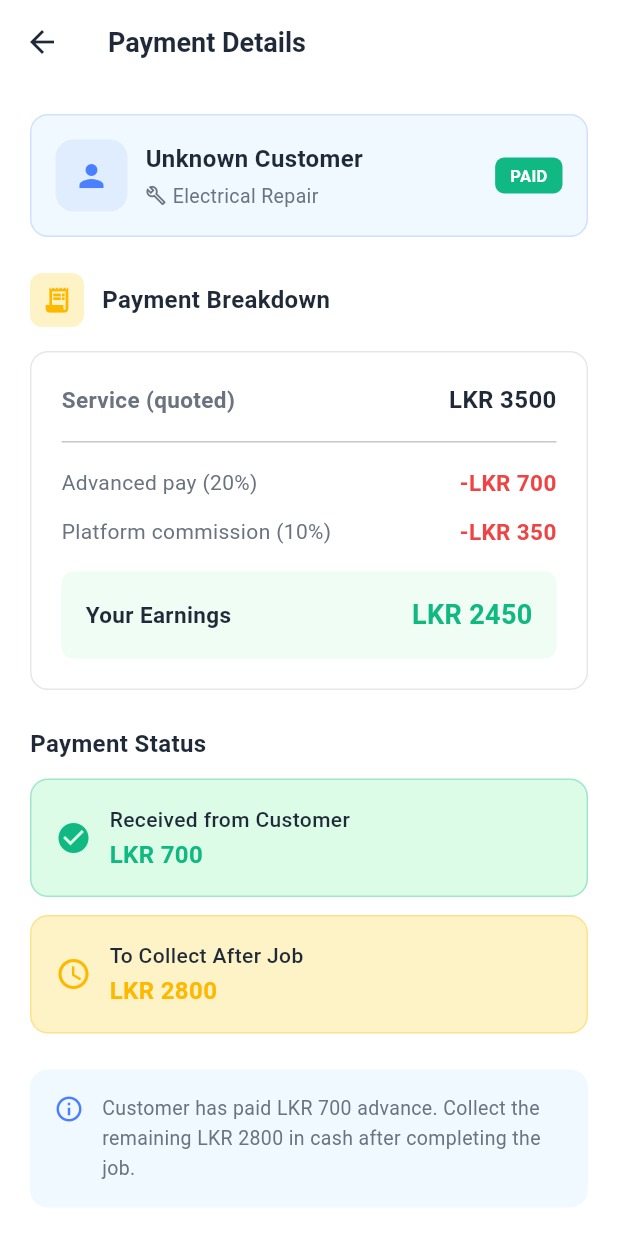
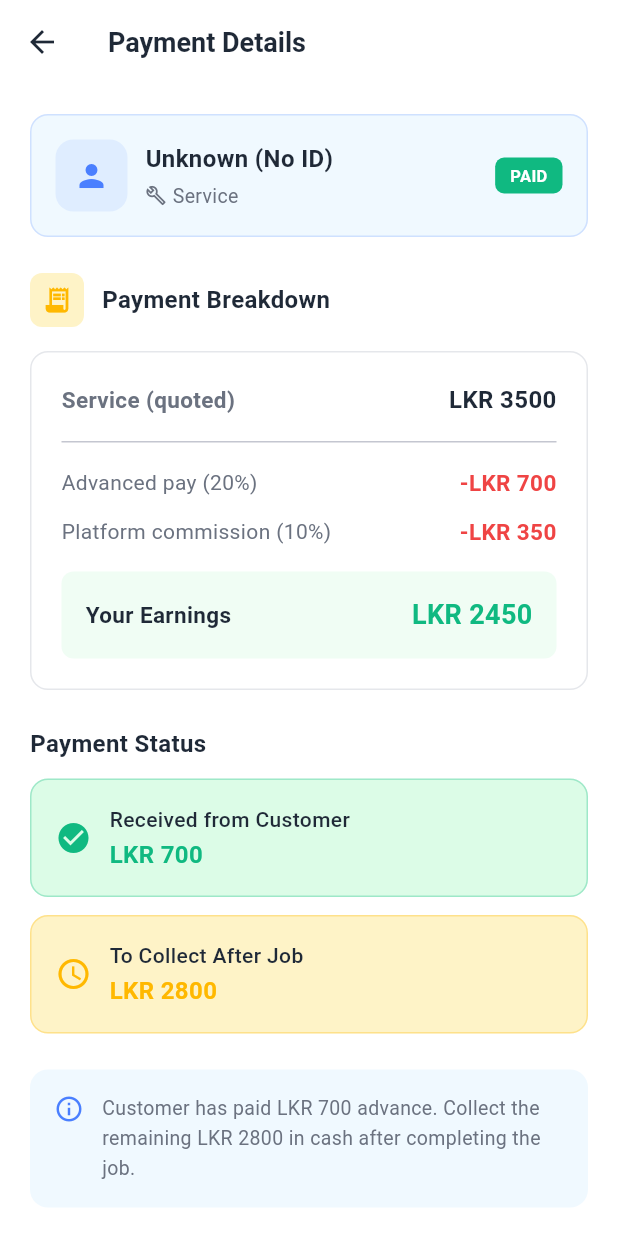
Before and after one commit to PasinduMal007/FixNowApp, a Flutter app: the WorkerHomeScreen screen opened directly, after a tap on "View Payment", on a phone screen of 412 x 824 dp. Run offline on Flutter 3.47's test engine with Material 3 defaults, Android fonts, the phone set to English and light mode, and no system bars; our stand-ins replace cloud_functions, file_picker, firebase_auth, firebase_core, firebase_database, firebase_storage and 5 more; accounts and stored records are empty.

Commit message:
Fix worker chat navigation, duplicate chat issue, and payment screen crash

```diff
--- a/lib/screens/worker_home_screen.dart
+++ b/lib/screens/worker_home_screen.dart
@@ -10,6 +10,7 @@ import 'dart:async';
 import 'package:firebase_auth/firebase_auth.dart';
 import 'package:firebase_database/firebase_database.dart';
 import 'package:fix_now_app/Services/db.dart';
+import 'package:fix_now_app/Services/chat_service.dart';
 
 class WorkerHomeScreen extends StatefulWidget {
   final String workerName;
@@ -568,21 +569,37 @@ class _WorkerHomeScreenState extends State<WorkerHomeScreen> {
 
   // Fetch confirmed booking for the card
   Future<Map<String, dynamic>> _fetchConfirmedBooking() async {
-    // For now, return demo data. Later, fetch from Firebase bookings with status 'confirmed'
-    // TODO: Query Firebase for bookings where status == 'confirmed' for this worker
-
-    // Simulate delay
-    await Future.delayed(const Duration(milliseconds: 500));
-
-    return {
-      'bookingId': 'BK001',
-      'customerId': 'CUST12345',
-      'customerName': 'Chethiya Fernando',
-      'serviceType': 'Electrical Repair',
-      'location': 'Colombo 03, Sri Lanka',
-      'quotedAmount': 3500.0,
-      'advanceAmount': 700.0, // 20% of 3500
-    };
+    final uid = _workerId;
+    if (uid.isEmpty) return {};
+
+    try {
+      // 1. Get all booking IDs from userBookings
+      final snap = await DB.ref().child('userBookings/workers/$uid').get();
+      if (!snap.exists || snap.value == null) return {};
+
+      final raw = snap.value;
+      if (raw is! Map) return {};
+
+      final ids = raw.keys.map((k) => k.toString()).toList();
+
+      // 2. Fetch full booking details
+      final bookings = await _fetchBookingsForIds(ids);
+
+      // 3. Find latest confirmed/active booking
+      final active = bookings.where((b) {
+        final s = (b['status'] ?? '').toString();
+        // Statuses that should show in "Booking Confirmed" card
+        return s == 'confirmed' || s == 'started' || s == 'invoice_sent';
+      }).toList();
+
+      if (active.isEmpty) return {};
+
+      // Return the newest one (bookings are already sorted by _fetchBookingsForIds)
+      return active.first;
+    } catch (e) {
+      debugPrint('Error fetching confirmed booking: $e');
+      return {};
+    }
   }
 
   @override
@@ -947,7 +964,9 @@ class _WorkerHomeScreenState extends State<WorkerHomeScreen> {
                                 booking['serviceType'] ?? 'Service';
                             final location = booking['location'] ?? 'Location';
                             final quotedAmount =
-                                booking['quotedAmount'] ?? 3500.0;
+                                (booking['quotedAmount'] is num)
+                                ? (booking['quotedAmount'] as num).toDouble()
+                                : 3500.0;
                             final customerId = booking['customerId'] ?? '';
                             final bookingId = booking['bookingId'] ?? '';
 
@@ -1126,14 +1145,33 @@ class _WorkerHomeScreenState extends State<WorkerHomeScreen> {
                                           ),
                                         ),
                                         child: IconButton(
-                                          onPressed: () {
+                                          onPressed: () async {
+                                            final chatService = ChatService();
+                                            final myUid = FirebaseAuth
+                                                .instance
+                                                .currentUser
+                                                ?.uid;
+                                            if (myUid == null) return;
+
+                                            // Create or get real thread
+                                            final threadId = await chatService
+                                                .createOrGetThread(
+                                                  otherUid: customerId
+                                                      .toString(),
+                                                  myRole: 'worker',
+                                                  otherRole: 'customer',
+                                                  otherName: customerName,
+                                                  myName: widget.workerName,
+                                                );
+
+                                            if (!context.mounted) return;
+
                                             Navigator.push(
                                               context,
                                               MaterialPageRoute(
                                                 builder: (context) =>
                                                     WorkerChatConversationScreen(
-                                                      threadId:
-                                                          'mock_$customerId',
+                                                      threadId: threadId,
                                                       otherUid: customerId
                                                           .toString(),
                                                       otherName: customerName,
--- a/lib/screens/worker_payment_details_screen.dart
+++ b/lib/screens/worker_payment_details_screen.dart
@@ -32,27 +32,49 @@ class _WorkerPaymentDetailsScreenState
   }
 
   Future<void> _loadCustomerData() async {
+    debugPrint(
+      'DEBUG: _loadCustomerData started for id: "${widget.customerId}"',
+    );
+
+    if (widget.customerId.isEmpty) {
+      if (mounted) {
+        setState(() {
+          _customerName = 'Unknown (No ID)';
+          _isLoading = false;
+        });
+      }
+      return;
+    }
+
     try {
       final ref = FirebaseDatabase.instance.ref('users/${widget.customerId}');
       final snapshot = await ref.get();
+      debugPrint('DEBUG: Snapshot exists: ${snapshot.exists}');
 
       if (snapshot.exists) {
         final data = snapshot.value as Map?;
+        if (mounted) {
           setState(() {
             _customerName = data?['name']?.toString() ?? 'Unknown Customer';
             _isLoading = false;
           });
+        }
       } else {
+        if (mounted) {
           setState(() {
             _customerName = 'Unknown Customer';
             _isLoading = false;
           });
         }
+      }
     } catch (e) {
+      debugPrint('DEBUG: Error fetching customer: $e');
+      if (mounted) {
         setState(() {
           _customerName = 'Error loading name';
           _isLoading = false;
         });
+      }
     }
   }
 
```
Lines whose indentation alone changed are shown as unchanged.
